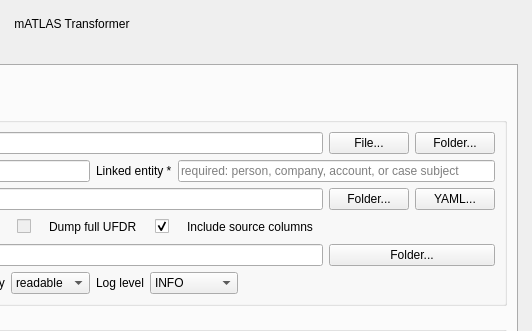
The window that gui/main_window.ui (Ben0x0a/mATLAS) describes before a commit, drawn with Qt 5; both pictures show x 388 to 920 and y 0 to 331 of the 920 by 865 pixel window.
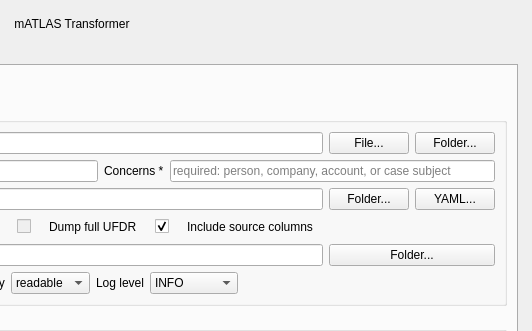
The same window after the commit. Custom widgets are drawn as their Qt base class.

Commit message: unify the operator-facing linked_entity term to concerns across CLI, GUI, presets and output

Diff of the .ui file:
```diff
--- a/gui/main_window.ui
+++ b/gui/main_window.ui
@@ -224,7 +224,7 @@
          <item>
           <widget class="QLabel" name="linkedEntityLabel">
            <property name="text">
-            <string>Linked entity *</string>
+            <string>Concerns *</string>
            </property>
           </widget>
          </item>
```
Left out of the diff: 4 changed lines with no effect on the pictures. The commit also changes 47 other files.
